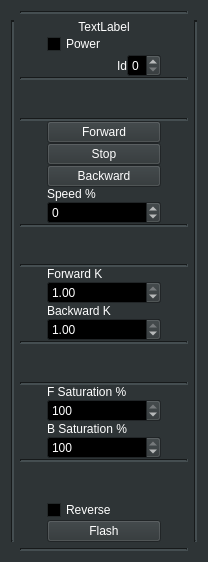
This is ThrusterSettings/Thruster.ui in hydronautics-team/PoolsideGUI as Qt 5 draws it before an edit. The edited form follows.
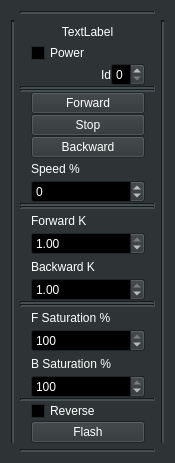
This is the edited form.

Commit message: changing parametors in Thruster in one time, CheckBox_AutoSave added

Patch:
```diff
--- a/ThrusterSettings/Thruster.ui
+++ b/ThrusterSettings/Thruster.ui
@@ -6,8 +6,8 @@
    <rect>
     <x>0</x>
     <y>0</y>
-    <width>208</width>
-    <height>562</height>
+    <width>175</width>
+    <height>463</height>
    </rect>
   </property>
   <property name="palette">
@@ -491,8 +491,21 @@
      <property name="spacing">
       <number>0</number>
      </property>
-     <item row="4" column="0" colspan="4">
-      <widget class="Line" name="line_5">
+     <item row="15" column="1" colspan="2">
+      <widget class="QDoubleSpinBox" name="DoubleSpinBox_SetForwardK">
+       <property name="maximum">
+        <double>1.000000000000000</double>
+       </property>
+       <property name="singleStep">
+        <double>0.050000000000000</double>
+       </property>
+       <property name="value">
+        <double>1.000000000000000</double>
+       </property>
+      </widget>
+     </item>
+     <item row="12" column="0" colspan="4">
+      <widget class="Line" name="line_11">
        <property name="lineWidth">
         <number>2</number>
        </property>
@@ -501,35 +514,146 @@
        </property>
       </widget>
      </item>
-     <item row="32" column="0" colspan="4">
-      <spacer name="verticalSpacer_4">
+     <item row="22" column="1" colspan="2">
+      <widget class="QSpinBox" name="SpinBox_ThrusterSetForwardSaturation">
+       <property name="minimum">
+        <number>0</number>
+       </property>
+       <property name="maximum">
+        <number>100</number>
+       </property>
+       <property name="singleStep">
+        <number>2</number>
+       </property>
+       <property name="value">
+        <number>100</number>
+       </property>
+      </widget>
+     </item>
+     <item row="6" column="0" colspan="4">
+      <widget class="Line" name="line_10">
+       <property name="lineWidth">
+        <number>2</number>
+       </property>
        <property name="orientation">
-        <enum>Qt::Vertical</enum>
+        <enum>Qt::Horizontal</enum>
        </property>
-       <property name="sizeHint" stdset="0">
-        <size>
-         <width>20</width>
-         <height>40</height>
-        </size>
+      </widget>
+     </item>
+     <item row="19" column="0" colspan="4">
+      <widget class="Line" name="line_3">
+       <property name="lineWidth">
+        <number>2</number>
        </property>
-      </spacer>
+       <property name="orientation">
+        <enum>Qt::Horizontal</enum>
+       </property>
+      </widget>
      </item>
-     <item row="24" column="1">
+     <item row="20" column="0" colspan="4">
+      <widget class="Line" name="line_2">
+       <property name="lineWidth">
+        <number>2</number>
+       </property>
+       <property name="orientation">
+        <enum>Qt::Horizontal</enum>
+       </property>
+      </widget>
+     </item>
+     <item row="7" column="1" colspan="2">
+      <widget class="QPushButton" name="PushButton_ThrusterSetForward">
+       <property name="text">
+        <string>Forward</string>
+       </property>
+      </widget>
+     </item>
+     <item row="21" column="1">
       <widget class="QLabel" name="label_SetForwardSaturation">
        <property name="text">
         <string>F Saturation %</string>
        </property>
       </widget>
      </item>
-     <item row="34" column="1" colspan="2">
+     <item row="24" column="1">
+      <widget class="QLabel" name="label_SetBackwardSaturation">
+       <property name="text">
+        <string>B Saturation %</string>
+       </property>
+      </widget>
+     </item>
+     <item row="11" column="1" colspan="2">
+      <widget class="QSpinBox" name="SpinBox_ThrusterSetSpeed">
+       <property name="minimum">
+        <number>-100</number>
+       </property>
+       <property name="maximum">
+        <number>100</number>
+       </property>
+       <property name="singleStep">
+        <number>2</number>
+       </property>
+      </widget>
+     </item>
+     <item row="8" column="1" colspan="2">
+      <widget class="QPushButton" name="PushButton_ThrusterSetStop">
+       <property name="text">
+        <string>Stop</string>
+       </property>
+      </widget>
+     </item>
+     <item row="1" column="0" colspan="4">
+      <widget class="QLabel" name="Label_ThrusterName">
+       <property name="text">
+        <string>TextLabel</string>
+       </property>
+       <property name="alignment">
+        <set>Qt::AlignCenter</set>
+       </property>
+      </widget>
+     </item>
+     <item row="30" column="1" colspan="2">
       <widget class="QPushButton" name="PushButton_Flash">
        <property name="text">
         <string>Flash</string>
        </property>
       </widget>
      </item>
+     <item row="29" column="1" colspan="2">
+      <widget class="QCheckBox" name="CheckBox_ThrusterReverse">
+       <property name="text">
+        <string>Reverse</string>
+       </property>
+      </widget>
+     </item>
+     <item row="10" column="1" colspan="2">
+      <widget class="QLabel" name="label_SetSpeed">
+       <property name="text">
+        <string>Speed %</string>
+       </property>
+      </widget>
+     </item>
+     <item row="28" column="0" colspan="4">
+      <widget class="Line" name="line">
+       <property name="lineWidth">
+        <number>2</number>
+       </property>
+       <property name="orientation">
+        <enum>Qt::Horizontal</enum>
+       </property>
+      </widget>
+     </item>
      <item row="13" column="0" colspan="4">
-      <widget class="Line" name="line_11">
+      <widget class="Line" name="line_4">
+       <property name="lineWidth">
+        <number>2</number>
+       </property>
+       <property name="orientation">
+        <enum>Qt::Horizontal</enum>
+       </property>
+      </widget>
+     </item>
+     <item row="4" column="0" colspan="4">
+      <widget class="Line" name="line_5">
        <property name="lineWidth">
         <number>2</number>
        </property>
@@ -539,105 +663,12 @@
       </widget>
      </item>
      <item row="9" column="1" colspan="2">
-      <widget class="QPushButton" name="PushButton_ThrusterSetStop">
+      <widget class="QPushButton" name="PushButton_ThrusterSetBackward">
        <property name="text">
-        <string>Stop</string>
+        <string>Backward</string>
        </property>
       </widget>
      </item>
-     <item row="22" column="0" colspan="4">
-      <spacer name="verticalSpacer_5">
-       <property name="orientation">
-        <enum>Qt::Vertical</enum>
-       </property>
-       <property name="sizeHint" stdset="0">
-        <size>
-         <width>20</width>
-         <height>40</height>
-        </size>
-       </property>
-      </spacer>
-     </item>
-     <item row="7" column="0" colspan="4">
-      <widget class="Line" name="line_10">
-       <property name="lineWidth">
-        <number>2</number>
-       </property>
-       <property name="orientation">
-        <enum>Qt::Horizontal</enum>
-       </property>
-      </widget>
-     </item>
-     <item row="31" column="0" colspan="4">
-      <widget class="Line" name="line">
-       <property name="lineWidth">
-        <number>2</number>
-       </property>
-       <property name="orientation">
-        <enum>Qt::Horizontal</enum>
-       </property>
-      </widget>
-     </item>
-     <item row="8" column="1" colspan="2">
-      <widget class="QPushButton" name="PushButton_ThrusterSetForward">
-       <property name="text">
-        <string>Forward</string>
-       </property>
-      </widget>
-     </item>
-     <item row="18" column="1" colspan="2">
-      <widget class="QLabel" name="label_SetBackwardK">
-       <property name="text">
-        <string>Backward K</string>
-       </property>
-      </widget>
-     </item>
-     <item row="20" column="1" colspan="2">
-      <widget class="QDoubleSpinBox" name="DoubleSpinBox_SetBackwardK">
-       <property name="maximum">
-        <double>1.000000000000000</double>
-       </property>
-       <property name="singleStep">
-        <double>0.050000000000000</double>
-       </property>
-       <property name="value">
-        <double>1.000000000000000</double>
-       </property>
-      </widget>
-     </item>
-     <item row="16" column="1" colspan="2">
-      <widget class="QLabel" name="label_SetForwardK">
-       <property name="text">
-        <string>Forward K</string>
-       </property>
-      </widget>
-     </item>
-     <item row="17" column="1" colspan="2">
-      <widget class="QDoubleSpinBox" name="DoubleSpinBox_SetForwardK">
-       <property name="maximum">
-        <double>1.000000000000000</double>
-       </property>
-       <property name="singleStep">
-        <double>0.050000000000000</double>
-       </property>
-       <property name="value">
-        <double>1.000000000000000</double>
-       </property>
-      </widget>
-     </item>
-     <item row="14" column="0" colspan="4">
-      <spacer name="verticalSpacer_3">
-       <property name="orientation">
-        <enum>Qt::Vertical</enum>
-       </property>
-       <property name="sizeHint" stdset="0">
-        <size>
-         <width>20</width>
-         <height>40</height>
-        </size>
-       </property>
-      </spacer>
-     </item>
      <item row="3" column="2">
       <widget class="QSpinBox" name="SpinBox_ThrusterId">
        <property name="maximum">
@@ -645,36 +676,6 @@
        </property>
       </widget>
      </item>
-     <item row="2" column="1" colspan="2">
-      <widget class="QCheckBox" name="CheckBox_ThrusterPower">
-       <property name="text">
-        <string>Power </string>
-       </property>
-      </widget>
-     </item>
-     <item row="6" column="0" colspan="4">
-      <spacer name="verticalSpacer_2">
-       <property name="orientation">
-        <enum>Qt::Vertical</enum>
-       </property>
-       <property name="sizeHint" stdset="0">
-        <size>
-         <width>20</width>
-         <height>40</height>
-        </size>
-       </property>
-      </spacer>
-     </item>
-     <item row="15" column="0" colspan="4">
-      <widget class="Line" name="line_4">
-       <property name="lineWidth">
-        <number>2</number>
-       </property>
-       <property name="orientation">
-        <enum>Qt::Horizontal</enum>
-       </property>
-      </widget>
-     </item>
      <item row="3" column="1">
       <widget class="QLabel" name="label_ThrusterId">
        <property name="text">
@@ -685,94 +686,14 @@
        </property>
       </widget>
      </item>
-     <item row="10" column="1" colspan="2">
-      <widget class="QPushButton" name="PushButton_ThrusterSetBackward">
+     <item row="16" column="1" colspan="2">
+      <widget class="QLabel" name="label_SetBackwardK">
        <property name="text">
-        <string>Backward</string>
-       </property>
-      </widget>
-     </item>
-     <item row="23" column="0" colspan="4">
-      <widget class="Line" name="line_2">
-       <property name="lineWidth">
-        <number>2</number>
-       </property>
-       <property name="orientation">
-        <enum>Qt::Horizontal</enum>
-       </property>
-      </widget>
-     </item>
-     <item row="12" column="1" colspan="2">
-      <widget class="QSpinBox" name="SpinBox_ThrusterSetSpeed">
-       <property name="minimum">
-        <number>-100</number>
-       </property>
-       <property name="maximum">
-        <number>100</number>
-       </property>
-       <property name="singleStep">
-        <number>2</number>
-       </property>
-      </widget>
-     </item>
-     <item row="11" column="1" colspan="2">
-      <widget class="QLabel" name="label_SetSpeed">
-       <property name="text">
-        <string>Speed %</string>
-       </property>
-      </widget>
-     </item>
-     <item row="1" column="0" colspan="4">
-      <widget class="QLabel" name="Label_ThrusterName">
-       <property name="text">
-        <string>TextLabel</string>
-       </property>
-       <property name="alignment">
-        <set>Qt::AlignCenter</set>
-       </property>
-      </widget>
-     </item>
-     <item row="27" column="1">
-      <widget class="QLabel" name="label_SetBackwardSaturation">
-       <property name="text">
-        <string>B Saturation %</string>
-       </property>
-      </widget>
-     </item>
-     <item row="33" column="1" colspan="2">
-      <widget class="QCheckBox" name="CheckBox_ThrusterReverse">
-       <property name="text">
-        <string>Reverse</string>
-       </property>
-      </widget>
-     </item>
-     <item row="21" column="0" colspan="4">
-      <widget class="Line" name="line_3">
-       <property name="lineWidth">
-        <number>2</number>
-       </property>
-       <property name="orientation">
-        <enum>Qt::Horizontal</enum>
+        <string>Backward K</string>
        </property>
       </widget>
      </item>
      <item row="25" column="1" colspan="2">
-      <widget class="QSpinBox" name="SpinBox_ThrusterSetForwardSaturation">
-       <property name="minimum">
-        <number>0</number>
-       </property>
-       <property name="maximum">
-        <number>100</number>
-       </property>
-       <property name="singleStep">
-        <number>2</number>
-       </property>
-       <property name="value">
-        <number>100</number>
-       </property>
-      </widget>
-     </item>
-     <item row="28" column="1" colspan="2">
       <widget class="QSpinBox" name="SpinBox_ThrusterSetBackwardSaturation">
        <property name="minimum">
         <number>0</number>
@@ -788,6 +709,33 @@
        </property>
       </widget>
      </item>
+     <item row="2" column="1" colspan="2">
+      <widget class="QCheckBox" name="CheckBox_ThrusterPower">
+       <property name="text">
+        <string>Power </string>
+       </property>
+      </widget>
+     </item>
+     <item row="14" column="1" colspan="2">
+      <widget class="QLabel" name="label_SetForwardK">
+       <property name="text">
+        <string>Forward K</string>
+       </property>
+      </widget>
+     </item>
+     <item row="18" column="1" colspan="2">
+      <widget class="QDoubleSpinBox" name="DoubleSpinBox_SetBackwardK">
+       <property name="maximum">
+        <double>1.000000000000000</double>
+       </property>
+       <property name="singleStep">
+        <double>0.050000000000000</double>
+       </property>
+       <property name="value">
+        <double>1.000000000000000</double>
+       </property>
+      </widget>
+     </item>
     </layout>
    </item>
    <item row="0" column="1">
```
The commit also changes 13 other files.
